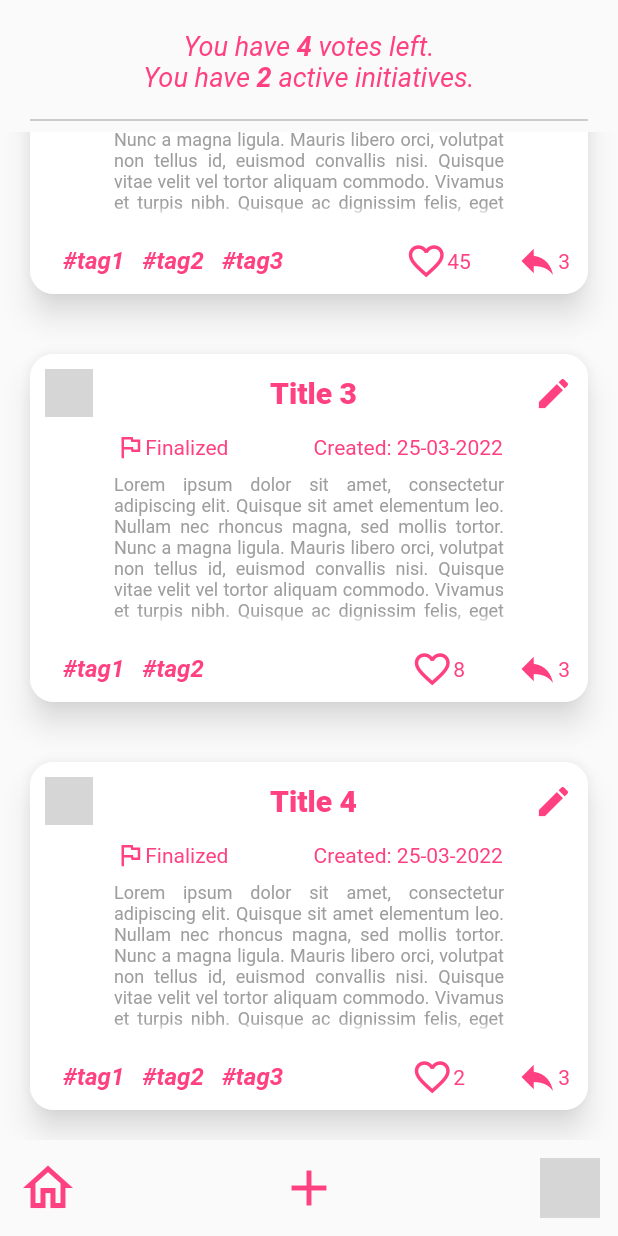
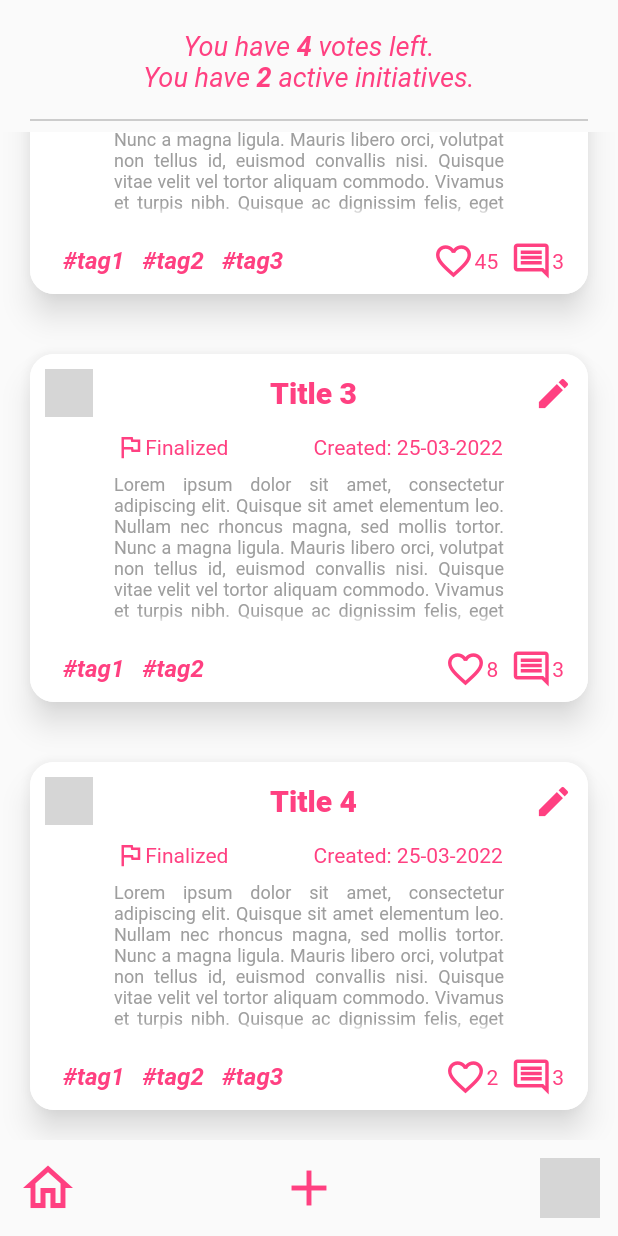
Before and after one commit to migly93/workplace_improver_mobile, a Flutter app: the screen it shows after launch, scrolled down 416 dp, on a phone screen of 412 x 824 dp. Run offline on Flutter 3.47's test engine with Material 2 defaults, Android fonts, the phone set to English and light mode, and no system bars; our stand-ins replace get_it; network calls fail; grey boxes are pictures that could not be loaded.

Commit message:
fixed initiative footer icons

```diff
--- a/lib/widgets/initiative/footer/initiative_footer.dart
+++ b/lib/widgets/initiative/footer/initiative_footer.dart
@@ -1,5 +1,5 @@
 import 'package:flutter/material.dart';
-import 'initiative_footer_icon.dart';
+import 'initiative_footer_icons.dart';
 import 'initiative_footer_tags.dart';
 
 class InitiativeFooter extends StatelessWidget {
@@ -20,8 +20,7 @@ class InitiativeFooter extends StatelessWidget {
       child: Row(
         children: [
           InitiativeFooterTags(_tags),
-          InitiativeFooterIcon(_likes, Icons.favorite_outline),
-          InitiativeFooterIcon(_comments, Icons.reply_outlined),
+          InitiativeFooterIcons(_likes, _comments),
         ],
         mainAxisAlignment: MainAxisAlignment.spaceBetween,
       ),
--- a/lib/widgets/initiative/footer/initiative_footer_icon.dart
+++ b/lib/widgets/initiative/footer/initiative_footer_icon.dart
@@ -28,9 +28,8 @@ class InitiativeFooterIcon extends StatelessWidget {
             ),
           ),
         ],
-        mainAxisAlignment: MainAxisAlignment.center,
       ),
-      margin: const EdgeInsets.symmetric(vertical: 0, horizontal: 4),
+      margin: const EdgeInsets.only(right: 8),
     );
   }
 }
--- /dev/null
+++ b/lib/widgets/initiative/footer/initiative_footer_icons.dart
@@ -0,0 +1,24 @@
+import 'package:flutter/material.dart';
+import 'initiative_footer_icon.dart';
+
+class InitiativeFooterIcons extends StatelessWidget {
+  final int _likes;
+  final int _comments;
+
+  const InitiativeFooterIcons(
+    this._likes,
+    this._comments, {
+    Key? key,
+  }) : super(key: key);
+
+  @override
+  Widget build(BuildContext context) {
+    return Row(
+      children: [
+        InitiativeFooterIcon(_likes, Icons.favorite_outline),
+        InitiativeFooterIcon(_comments, Icons.comment_outlined),
+      ],
+      mainAxisAlignment: MainAxisAlignment.spaceBetween,
+    );
+  }
+}
```
